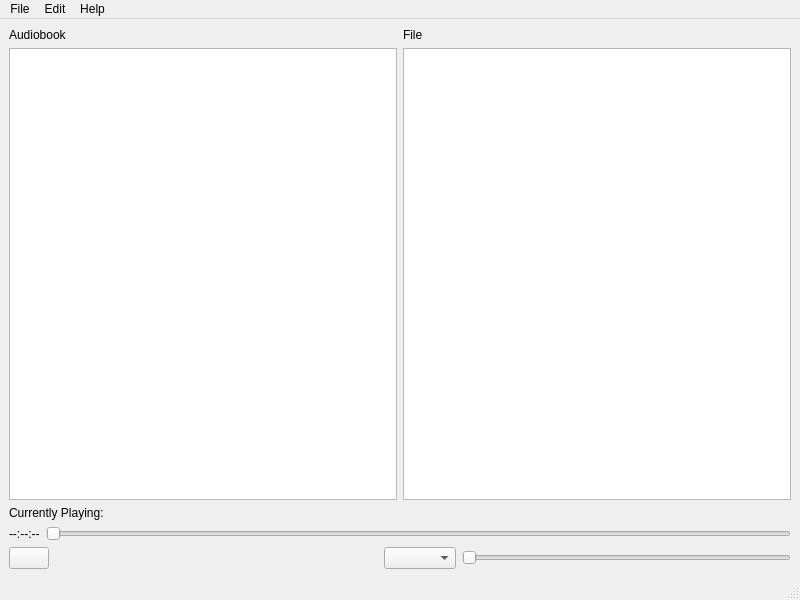
Otakukingdom/Nodoka, file src/ui-element/MainWindow.ui: the form before one commit.
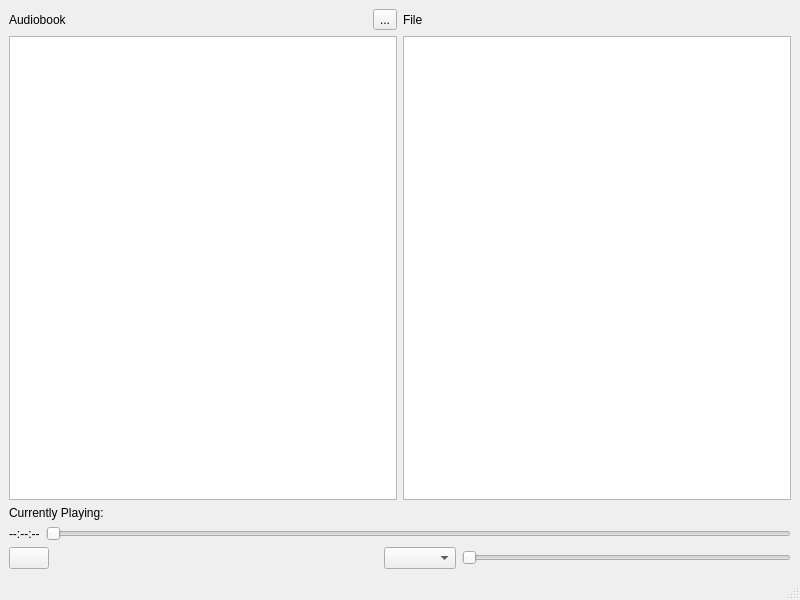
The form after the commit. Icons and pictures are not drawn.

Commit message: revamp the design

The edit to the form file:
```diff
--- a/src/ui-element/MainWindow.ui
+++ b/src/ui-element/MainWindow.ui
@@ -24,14 +24,16 @@
    <layout class="QVBoxLayout" name="verticalLayout_2">
     <item>
      <layout class="QGridLayout" name="gridLayout">
-      <item row="1" column="0">
-       <widget class="QListView" name="audiobookView"/>
-      </item>
-      <item row="1" column="1">
+      <item row="3" column="1">
        <widget class="QListView" name="fileView"/>
       </item>
-      <item row="0" column="0">
-       <widget class="QLabel" name="label">
+      <item row="3" column="0">
+       <widget class="QListView" name="audiobookView"/>
+      </item>
+      <item row="2" column="0">
+       <layout class="QHBoxLayout" name="horizontalLayout_2">
+        <item>
+         <widget class="QLabel" name="abTitle">
         <property name="frameShape">
          <enum>QFrame::NoFrame</enum>
         </property>
@@ -40,12 +42,38 @@
         </property>
        </widget>
       </item>
-      <item row="0" column="1">
-       <widget class="QLabel" name="label_2">
+        <item>
+         <spacer name="horizontalSpacer_2">
+          <property name="orientation">
+           <enum>Qt::Horizontal</enum>
+          </property>
+          <property name="sizeHint" stdset="0">
+           <size>
+            <width>40</width>
+            <height>20</height>
+           </size>
+          </property>
+         </spacer>
+        </item>
+        <item>
+         <widget class="QToolButton" name="abToolButton">
+          <property name="text">
+           <string>...</string>
+          </property>
+         </widget>
+        </item>
+       </layout>
+      </item>
+      <item row="2" column="1">
+       <layout class="QHBoxLayout" name="horizontalLayout_3">
+        <item>
+         <widget class="QLabel" name="fileTitle">
         <property name="text">
          <string>File</string>
         </property>
        </widget>
+        </item>
+       </layout>
       </item>
      </layout>
     </item>
@@ -120,37 +148,6 @@
     </item>
    </layout>
   </widget>
-  <widget class="QMenuBar" name="menubar">
-   <property name="geometry">
-    <rect>
-     <x>0</x>
-     <y>0</y>
-     <width>800</width>
-     <height>21</height>
-    </rect>
-   </property>
-   <widget class="QMenu" name="menuFile">
-    <property name="title">
-     <string>File</string>
-    </property>
-    <addaction name="actionExit"/>
-   </widget>
-   <widget class="QMenu" name="menuHelp">
-    <property name="title">
-     <string>Help</string>
-    </property>
-    <addaction name="actionAbout"/>
-   </widget>
-   <widget class="QMenu" name="menuEdit">
-    <property name="title">
-     <string>Edit</string>
-    </property>
-    <addaction name="actionSettings"/>
-   </widget>
-   <addaction name="menuFile"/>
-   <addaction name="menuEdit"/>
-   <addaction name="menuHelp"/>
-  </widget>
   <widget class="QStatusBar" name="statusbar"/>
   <action name="actionSettings">
    <property name="text">
```
Lines whose indentation alone changed are shown as unchanged. The commit also changes 3 other files.
